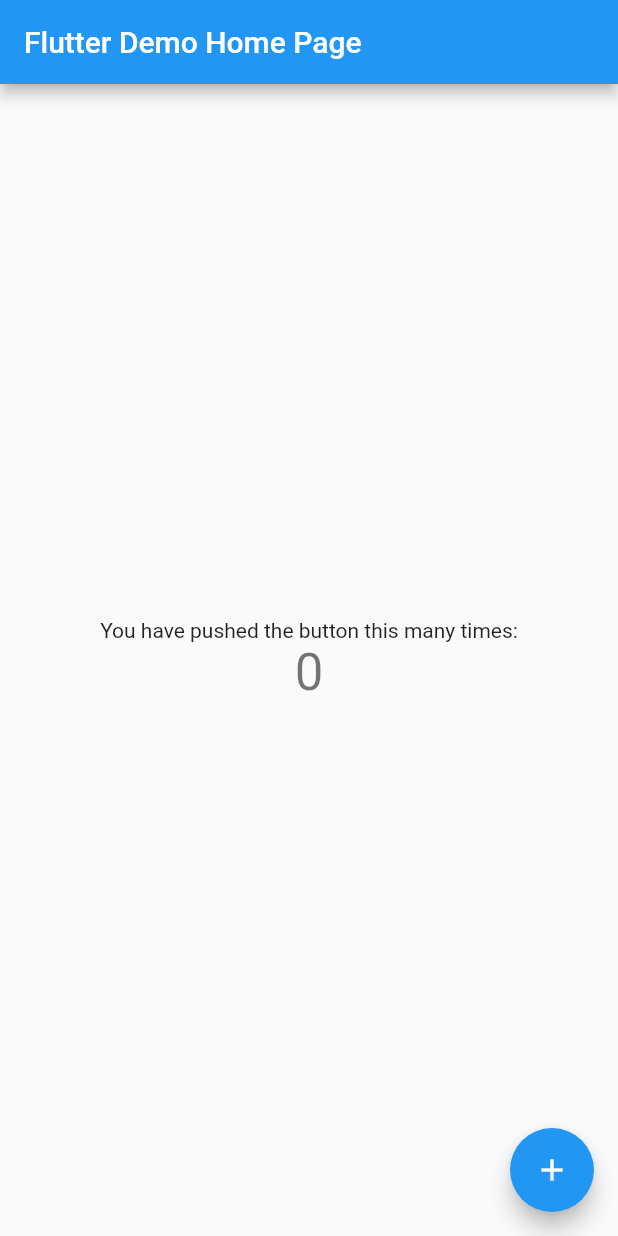
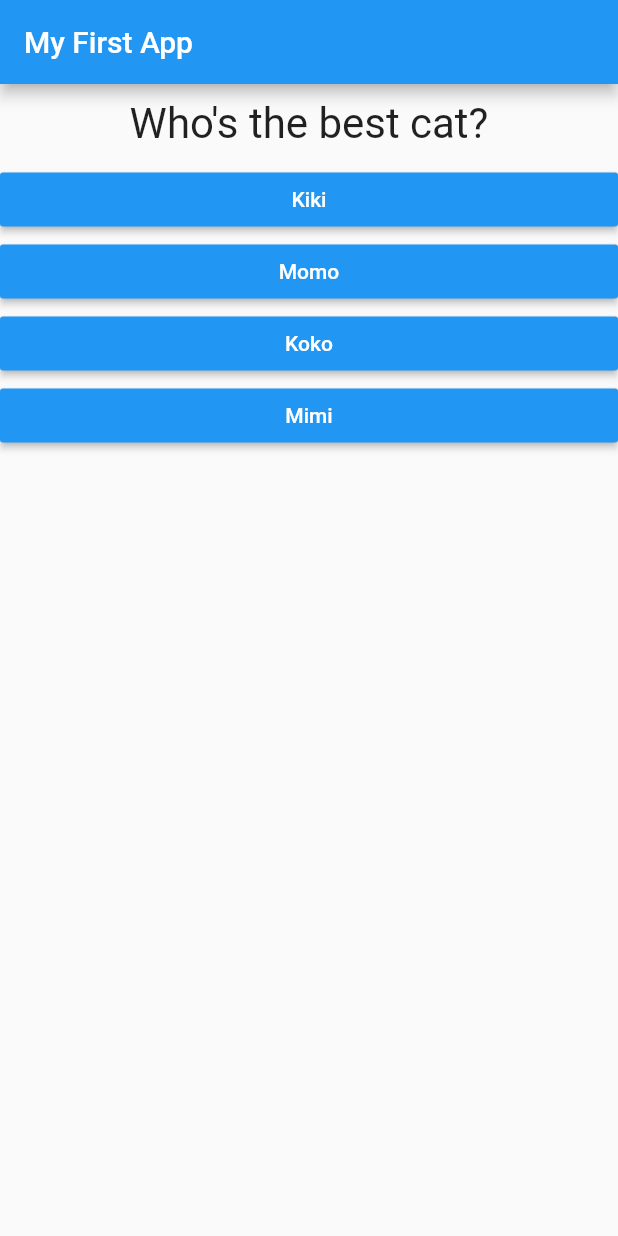
Before and after one commit to nabilahzaid/quiz_app, a Flutter app: the screen it shows after launch, on a phone screen of 412 x 824 dp. Run offline on Flutter 3.47's test engine with Material 2 defaults, Android fonts, the phone set to English and light mode, and no system bars.

Commit message:
First update widget

```diff
--- /dev/null
+++ b/lib/answer.dart
@@ -0,0 +1,19 @@
+import 'package:flutter/material.dart';
+
+class Answer extends StatelessWidget {
+  final Function answerHandler;
+  final String answer;
+
+  Answer(this.answerHandler, this.answer);
+  @override
+  Widget build(BuildContext context) {
+    return Container(
+      width: double.infinity,
+      child: RaisedButton(
+          color: Colors.blue,
+          textColor: Colors.white,
+          child: Text(answer),
+          onPressed: answerHandler),
+    );
+  }
+}
--- a/lib/main.dart
+++ b/lib/main.dart
@@ -1,117 +1,63 @@
 import 'package:flutter/material.dart';
 
-void main() {
-  runApp(MyApp());
-}
+// import './question.dart';
+// import './answer.dart';
+import './quiz.dart';
+import './result.dart';
 
-class MyApp extends StatelessWidget {
-  // This widget is the root of your application.
+void main() => runApp(MyApp());
+
+class MyApp extends StatefulWidget {
   @override
-  Widget build(BuildContext context) {
-    return MaterialApp(
-      title: 'Flutter Demo',
-      theme: ThemeData(
-        // This is the theme of your application.
-        //
-        // Try running your application with "flutter run". You'll see the
-        // application has a blue toolbar. Then, without quitting the app, try
-        // changing the primarySwatch below to Colors.green and then invoke
-        // "hot reload" (press "r" in the console where you ran "flutter run",
-        // or simply save your changes to "hot reload" in a Flutter IDE).
-        // Notice that the counter didn't reset back to zero; the application
-        // is not restarted.
-        primarySwatch: Colors.blue,
-        // This makes the visual density adapt to the platform that you run
-        // the app on. For desktop platforms, the controls will be smaller and
-        // closer together (more dense) than on mobile platforms.
-        visualDensity: VisualDensity.adaptivePlatformDensity,
-      ),
-      home: MyHomePage(title: 'Flutter Demo Home Page'),
-    );
+  State<StatefulWidget> createState() {
+    // TODO: implement createState
+    return MyAppState();
   }
 }
 
-class MyHomePage extends StatefulWidget {
-  MyHomePage({Key key, this.title}) : super(key: key);
+class MyAppState extends State<MyApp> {
+  final _questions = const [
+    {
+      'questionText': 'Who\'s the best cat?',
+      'answer': ['Kiki', 'Momo', 'Koko', 'Mimi']
+    },
+    {
+      'questionText': 'Whats\' your favourite food?',
+      'answer': ['Spaghetti', 'Sushi', 'Kimbap', 'Nasi Lemak']
+    },
+    {
+      'questionText': 'Whats\' your favourite colour?',
+      'answer': ['Pink', 'Blue', 'White', 'Black']
+    }
+  ];
+  var _questionIndex = 0;
 
-  // This widget is the home page of your application. It is stateful, meaning
-  // that it has a State object (defined below) that contains fields that affect
-  // how it looks.
+  void _answerQuestion() {
+    if (_questionIndex < _questions.length) {
+      print('we have more question');
+      setState(() {
+        _questionIndex += 1;
+      });
+    } else {
+      _questionIndex = _questions.length;
+    }
 
-  // This class is the configuration for the state. It holds the values (in this
-  // case the title) provided by the parent (in this case the App widget) and
-  // used by the build method of the State. Fields in a Widget subclass are
-  // always marked "final".
-
-  final String title;
-
-  @override
-  _MyHomePageState createState() => _MyHomePageState();
-}
-
-class _MyHomePageState extends State<MyHomePage> {
-  int _counter = 0;
-
-  void _incrementCounter() {
-    setState(() {
-      // This call to setState tells the Flutter framework that something has
-      // changed in this State, which causes it to rerun the build method below
-      // so that the display can reflect the updated values. If we changed
-      // _counter without calling setState(), then the build method would not be
-      // called again, and so nothing would appear to happen.
-      _counter += 2;
-    });
+    print(_questionIndex);
   }
 
   @override
   Widget build(BuildContext context) {
-    // This method is rerun every time setState is called, for instance as done
-    // by the _incrementCounter method above.
-    //
-    // The Flutter framework has been optimized to make rerunning build methods
-    // fast, so that you can just rebuild anything that needs updating rather
-    // than having to individually change instances of widgets.
-    return Scaffold(
+    return MaterialApp(
+        home: Scaffold(
       appBar: AppBar(
-        // Here we take the value from the MyHomePage object that was created by
-        // the App.build method, and use it to set our appbar title.
-        title: Text(widget.title),
+        title: Text('My First App'),
       ),
-      body: Center(
-        // Center is a layout widget. It takes a single child and positions it
-        // in the middle of the parent.
-        child: Column(
-          // Column is also a layout widget. It takes a list of children and
-          // arranges them vertically. By default, it sizes itself to fit its
-          // children horizontally, and tries to be as tall as its parent.
-          //
-          // Invoke "debug painting" (press "p" in the console, choose the
-          // "Toggle Debug Paint" action from the Flutter Inspector in Android
-          // Studio, or the "Toggle Debug Paint" command in Visual Studio Code)
-          // to see the wireframe for each widget.
-          //
-          // Column has various properties to control how it sizes itself and
-          // how it positions its children. Here we use mainAxisAlignment to
-          // center the children vertically; the main axis here is the vertical
-          // axis because Columns are vertical (the cross axis would be
-          // horizontal).
-          mainAxisAlignment: MainAxisAlignment.center,
-          children: <Widget>[
-            Text(
-              'You have pushed the button this many times:',
-            ),
-            Text(
-              '$_counter',
-              style: Theme.of(context).textTheme.headline4,
-            ),
-          ],
-        ),
-      ),
-      floatingActionButton: FloatingActionButton(
-        onPressed: _incrementCounter,
-        tooltip: 'Increment',
-        child: Icon(Icons.add),
-      ), // This trailing comma makes auto-formatting nicer for build methods.
-    );
+      body: _questionIndex < _questions.length
+          ? Quiz(
+              answerQuestion: _answerQuestion,
+              questionIndex: _questionIndex,
+              questions: _questions)
+          : Result(),
+    ));
   }
 }
--- /dev/null
+++ b/lib/question.dart
@@ -0,0 +1,19 @@
+import 'package:flutter/material.dart';
+
+class Question extends StatelessWidget {
+  final String questionText;
+
+  Question(this.questionText);
+  @override
+  Widget build(BuildContext context) {
+    return Container(
+      width: double.infinity,
+      margin: EdgeInsets.all(10),
+      child: Text(
+        questionText,
+        style: TextStyle(fontSize: 28),
+        textAlign: TextAlign.center,
+      ),
+    );
+  }
+}
--- /dev/null
+++ b/lib/quiz.dart
@@ -0,0 +1,29 @@
+import 'package:flutter/material.dart';
+
+import './question.dart';
+import './answer.dart';
+
+class Quiz extends StatelessWidget {
+  final List<Map<String, Object>> questions;
+  final int questionIndex;
+  final Function answerQuestion;
+
+  Quiz(
+      {@required this.answerQuestion,
+      @required this.questionIndex,
+      @required this.questions});
+
+  @override
+  Widget build(BuildContext context) {
+    return Column(
+      children: [
+        Question(
+          questions[questionIndex]['questionText'],
+        ),
+        ...(questions[questionIndex]['answer'] as List<String>).map((answer) {
+          return Answer(answerQuestion, answer);
+        }).toList()
+      ],
+    );
+  }
+}
--- /dev/null
+++ b/lib/result.dart
@@ -0,0 +1,10 @@
+import 'package:flutter/material.dart';
+
+class Result extends StatelessWidget {
+  @override
+  Widget build(BuildContext context) {
+    return Center(
+      child: Text('You did it!'),
+    );
+  }
+}
```
